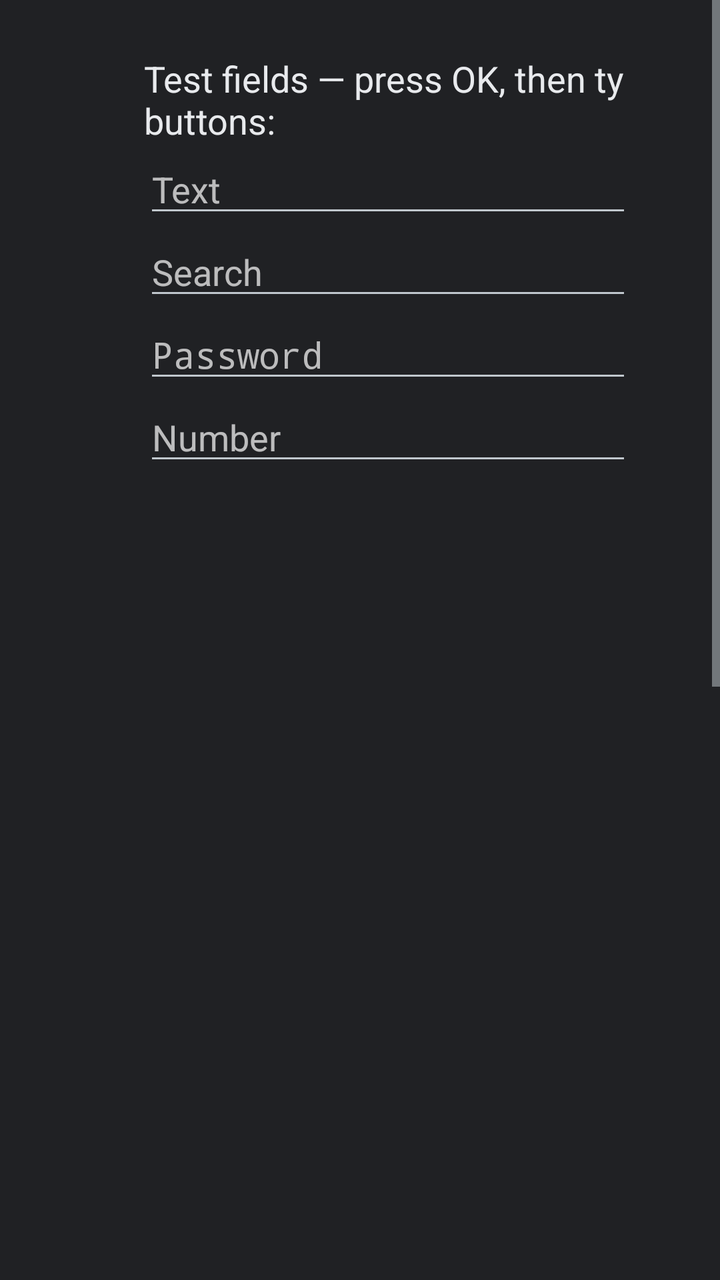
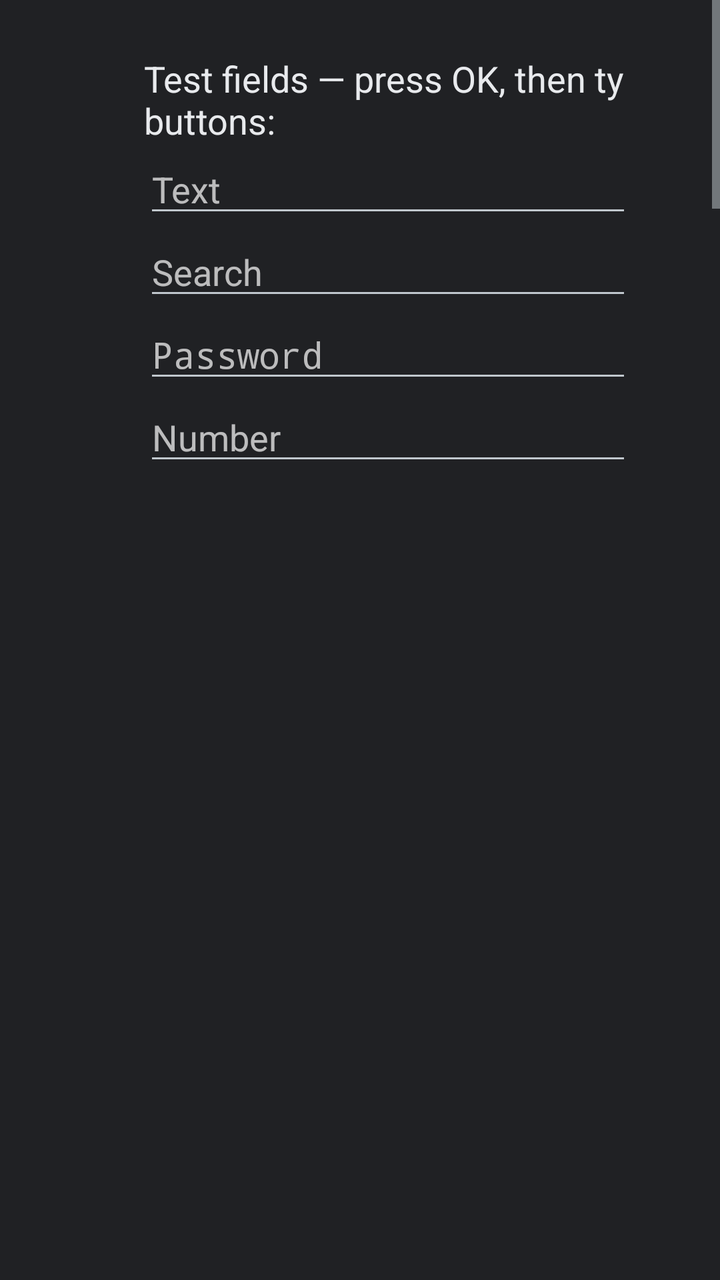

Before-and-after screenshots of an Android layout around one commit, followed by the original layout XML and the change that was made.
<!-- AndroidManifest.xml: application theme android:Theme.DeviceDefault.NoActionBar -->
<!-- res/layout/activity_setup.xml -->
<?xml version="1.0" encoding="utf-8"?>
<ScrollView xmlns:android="http://schemas.android.com/apk/res/android"
    android:layout_width="match_parent"
    android:layout_height="match_parent"
    android:background="#FF202124">

    <LinearLayout
        android:layout_width="match_parent"
        android:layout_height="wrap_content"
        android:orientation="horizontal"
        android:paddingStart="48dp"
        android:paddingTop="27dp"
        android:paddingEnd="48dp"
        android:paddingBottom="27dp">

        
        <LinearLayout
            android:layout_width="0dp"
            android:layout_height="wrap_content"
            android:layout_weight="1"
            android:orientation="vertical">

            <TextView
                android:layout_width="wrap_content"
                android:layout_height="wrap_content"
                android:text="@string/app_name"
                android:textColor="#FFE8EAED"
                android:textSize="28sp" />

            <TextView
                android:id="@+id/status"
                android:layout_width="wrap_content"
                android:layout_height="wrap_content"
                android:layout_marginTop="8dp"
                android:textColor="#FF9AA0A6"
                android:textSize="18sp" />

            <LinearLayout
                android:layout_width="wrap_content"
                android:layout_height="wrap_content"
                android:layout_marginTop="12dp"
                android:orientation="horizontal">

                <Button

                    android:textAllCaps="false"
                    android:id="@+id/btn_enable"
                    android:layout_width="wrap_content"
                    android:layout_height="wrap_content"
                    android:text="@string/setup_enable" />

                <Button

                    android:textAllCaps="false"
                    android:id="@+id/btn_pick"
                    android:nextFocusRight="@id/test_text"
                    android:layout_width="wrap_content"
                    android:layout_height="wrap_content"
                    android:layout_marginStart="12dp"
                    android:text="@string/setup_pick" />
            </LinearLayout>

            <TextView
                android:layout_width="wrap_content"
                android:layout_height="wrap_content"
                android:layout_marginTop="20dp"
                android:text="@string/setup_settings_label"
                android:textColor="#FFE8EAED"
                android:textSize="18sp" />

            <Button

                android:textAllCaps="false"
                android:id="@+id/btn_layout"
                android:nextFocusRight="@id/test_text"
                android:layout_width="wrap_content"
                android:layout_height="wrap_content"
                android:layout_marginTop="4dp" />

            <Button

                android:textAllCaps="false"
                android:id="@+id/btn_timeout"
                android:nextFocusRight="@id/test_text"
                android:layout_width="wrap_content"
                android:layout_height="wrap_content" />

            <Button

                android:textAllCaps="false"
                android:id="@+id/btn_position"
                android:nextFocusRight="@id/test_text"
                android:layout_width="wrap_content"
                android:layout_height="wrap_content" />
        </LinearLayout>

        
        <LinearLayout
            android:layout_width="380dp"
            android:layout_height="wrap_content"
            android:layout_marginStart="24dp"
            android:orientation="vertical">

            <TextView
                android:layout_width="wrap_content"
                android:layout_height="wrap_content"
                android:text="@string/setup_test_label"
                android:textColor="#FFE8EAED"
                android:textSize="18sp" />

            <EditText
                android:id="@+id/test_text"
                android:layout_width="match_parent"
                android:layout_height="wrap_content"
                android:hint="@string/setup_test_hint"
                android:imeOptions="actionNext"
                android:importantForAutofill="no"
                android:inputType="textCapSentences" />

            <EditText
                android:id="@+id/test_search"
                android:layout_width="match_parent"
                android:layout_height="wrap_content"
                android:hint="@string/setup_search_hint"
                android:imeOptions="actionSearch"
                android:importantForAutofill="no"
                android:inputType="text" />

            <EditText
                android:id="@+id/test_password"
                android:layout_width="match_parent"
                android:layout_height="wrap_content"
                android:hint="@string/setup_password_hint"
                android:imeOptions="actionNext"
                android:importantForAutofill="no"
                android:inputType="textPassword" />

            <EditText
                android:id="@+id/test_number"
                android:layout_width="match_parent"
                android:layout_height="wrap_content"
                android:hint="@string/setup_number_hint"
                android:imeOptions="actionDone"
                android:importantForAutofill="no"
                android:inputType="number" />
        </LinearLayout>
    </LinearLayout>
</ScrollView>
<!-- resources referenced by this layout -->
<resources>
  <string name="app_name">T9 TV Keyboard</string>
  <string name="setup_enable">Enable keyboard</string>
  <string name="setup_number_hint">Number</string>
  <string name="setup_password_hint">Password</string>
  <string name="setup_pick">Choose keyboard</string>
  <string name="setup_search_hint">Search</string>
  <string name="setup_settings_label">Settings:</string>
  <string name="setup_test_hint">Text</string>
  <string name="setup_test_label">Test fields — press OK, then type with the 0–9 buttons:</string>
</resources>

<!-- the commit's change to res/layout/activity_setup.xml (unified diff, before → after) -->
@@ -92,6 +92,14 @@
                 android:nextFocusRight="@id/test_text"
                 android:layout_width="wrap_content"
                 android:layout_height="wrap_content" />
+
+            <TextView
+                android:layout_width="wrap_content"
+                android:layout_height="wrap_content"
+                android:layout_marginTop="20dp"
+                android:text="@string/setup_privacy"
+                android:textColor="#FF9AA0A6"
+                android:textSize="14sp" />
         </LinearLayout>
 
         
<!-- resource entries referenced after the edit -->
@@ -5,6 +5,7 @@
   <string name="setup_number_hint">Number</string>
   <string name="setup_password_hint">Password</string>
   <string name="setup_pick">Choose keyboard</string>
+  <string name="setup_privacy">Privacy: the keyboard has no internet access and stores nothing except these settings. Full policy: github.com/rateforx/T9-keyboard-for-AndroidTV/blob/main/PRIVACY.md</string>
   <string name="setup_search_hint">Search</string>
   <string name="setup_settings_label">Settings:</string>
   <string name="setup_test_hint">Text</string>
